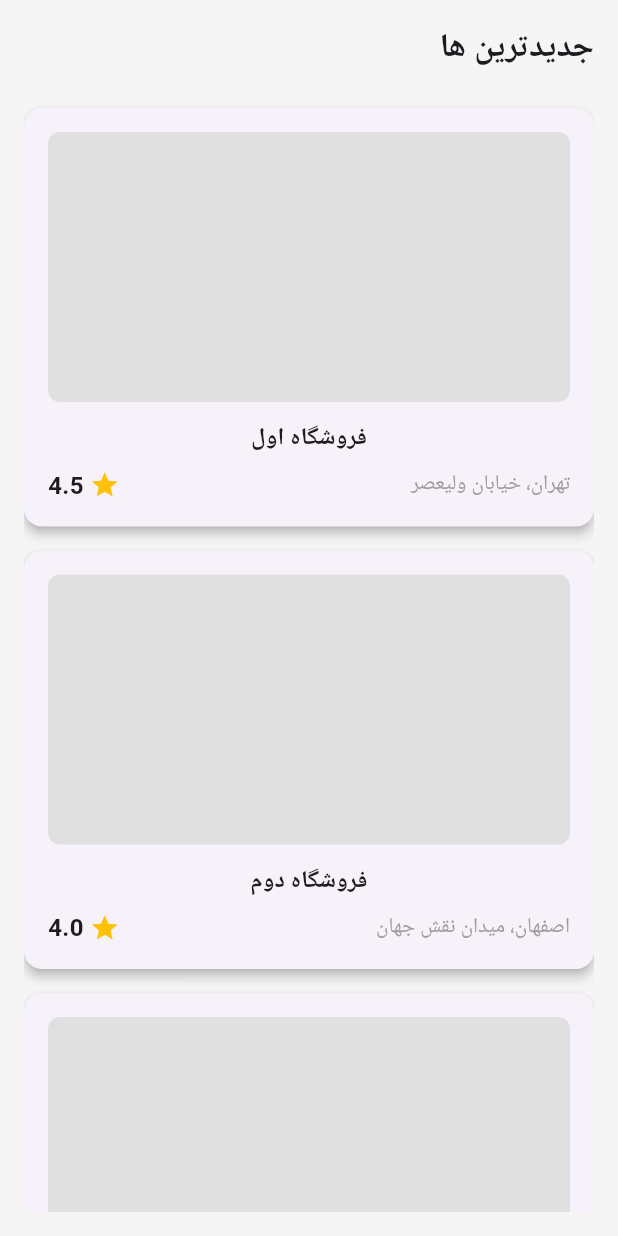
After one commit to amin72/foroshgah-man-application, a Flutter app: the HomePage screen opened directly, on a phone screen of 412 x 824 dp. The commit adds this screen. Run offline on Flutter 3.47's test engine with Material 3 defaults, Android fonts, the phone set to English and light mode, and no system bars; our stand-ins replace shared_preferences; accounts and stored records are empty; Roboto replaces fonts that are missing (IranSans).

Commit message:
Add newest shops section to home page

```diff
--- /dev/null
+++ b/lib/home_page.dart
@@ -0,0 +1,144 @@
+import 'package:flutter/material.dart';
+
+class HomePage extends StatelessWidget {
+  const HomePage({super.key});
+
+  @override
+  Widget build(BuildContext context) {
+    final List<Map<String, dynamic>> newest_shops = [
+      {"name": "فروشگاه اول", "address": "تهران، خیابان ولیعصر", "rating": 4.5},
+      {
+        "name": "فروشگاه دوم",
+        "address": "اصفهان، میدان نقش جهان",
+        "rating": 4.0
+      },
+      {"name": "فروشگاه سوم", "address": "شیراز، خیابان زند", "rating": 5.0},
+      {
+        "name": "فروشگاه چهارم",
+        "address": "مشهد، خیابان امام رضا",
+        "rating": 3.5
+      },
+      {"name": "فروشگاه پنجم", "address": "تبریز، خیابان امام", "rating": 4.2},
+      {
+        "name": "فروشگاه ششم",
+        "address": "کرج، بلوار شهید بهشتی",
+        "rating": 3.8
+      },
+      {"name": "فروشگاه هفتم", "address": "قم، خیابان صفاییه", "rating": 4.7},
+      {"name": "فروشگاه هشتم", "address": "رشت، خیابان مطهری", "rating": 4.3},
+    ];
+
+    return Scaffold(
+      appBar: AppBar(
+        toolbarHeight: 0,
+        // title: const Text('خانه'),
+        // centerTitle: true,
+      ),
+      body: Padding(
+        padding: const EdgeInsets.all(16.0),
+        child: Column(
+          crossAxisAlignment: CrossAxisAlignment.start,
+          children: [
+            const Text(
+              "جدیدترین ها",
+              style: TextStyle(fontSize: 22, fontWeight: FontWeight.bold),
+              textAlign: TextAlign.right,
+            ),
+            const SizedBox(height: 16),
+            Expanded(
+              child: ListView.builder(
+                itemCount: newest_shops.length,
+                itemBuilder: (context, index) {
+                  final shop = newest_shops[index];
+                  return ShopCard(
+                    name: shop["name"]!,
+                    address: shop["address"]!,
+                    rating: shop["rating"]!,
+                  );
+                },
+              ),
+            ),
+          ],
+        ),
+      ),
+    );
+  }
+}
+
+class ShopCard extends StatelessWidget {
+  final String name;
+  final String address;
+  final double rating;
+
+  const ShopCard(
+      {super.key,
+      required this.name,
+      required this.address,
+      required this.rating});
+
+  @override
+  Widget build(BuildContext context) {
+    return Card(
+      margin: const EdgeInsets.symmetric(vertical: 8.0),
+      elevation: 3,
+      shape: RoundedRectangleBorder(
+        borderRadius: BorderRadius.circular(12),
+      ),
+      child: Padding(
+        padding: const EdgeInsets.all(16.0),
+        child: Column(
+          children: [
+            // Gray Box to replace the image with increased height
+            Container(
+              height: 180, // Increased height for the gray box
+              width: double.infinity,
+              decoration: BoxDecoration(
+                color: Colors.grey[300],
+                borderRadius: BorderRadius.circular(8),
+              ),
+            ),
+            const SizedBox(height: 12),
+
+            // Shop Name centered
+            Text(
+              name,
+              style: const TextStyle(fontSize: 16, fontWeight: FontWeight.bold),
+              textAlign: TextAlign.center,
+            ),
+            const SizedBox(height: 8),
+
+            // Row with Rating on the right and Address on the left
+            Row(
+              mainAxisAlignment: MainAxisAlignment.spaceBetween,
+              children: [
+                // Address on the right side
+                Text(
+                  address,
+                  style: const TextStyle(fontSize: 14, color: Colors.grey),
+                  textAlign: TextAlign.right,
+                ),
+
+                // Rating with Star Icon on the left side
+                Row(
+                  children: [
+                    const Icon(
+                      Icons.star,
+                      color: Colors.amber,
+                      size: 20,
+                    ),
+                    const SizedBox(width: 4),
+                    Text(
+                      rating.toString(),
+                      style: const TextStyle(
+                          fontSize: 16, fontWeight: FontWeight.bold),
+                    ),
+                  ],
+                ),
+              ],
+            ),
+          ],
+        ),
+      ),
+    );
+  }
+}
--- a/lib/main.dart
+++ b/lib/main.dart
@@ -1,6 +1,6 @@
 import 'package:flutter/material.dart';
 import 'package:flutter_localizations/flutter_localizations.dart';
-import 'splash_screen.dart';
+import 'splash_page.dart';
 
 void main() {
   runApp(const MainApp());
@@ -33,7 +33,7 @@ class MainApp extends StatelessWidget {
           child: child!,
         );
       },
-      home: const SplashScreen(),
+      home: const SplashPage(),
     );
   }
 }
```
Also changed, not shown: lib/home_screen.dart (deleted, +0 -17 lines), lib/login_page.dart (renamed from lib/login_screen.dart, +7 -7 lines), lib/otp_page.dart (renamed from lib/otp_screen.dart, +7 -7 lines), lib/splash_page.dart (renamed from lib/splash_screen.dart, +7 -6 lines).
